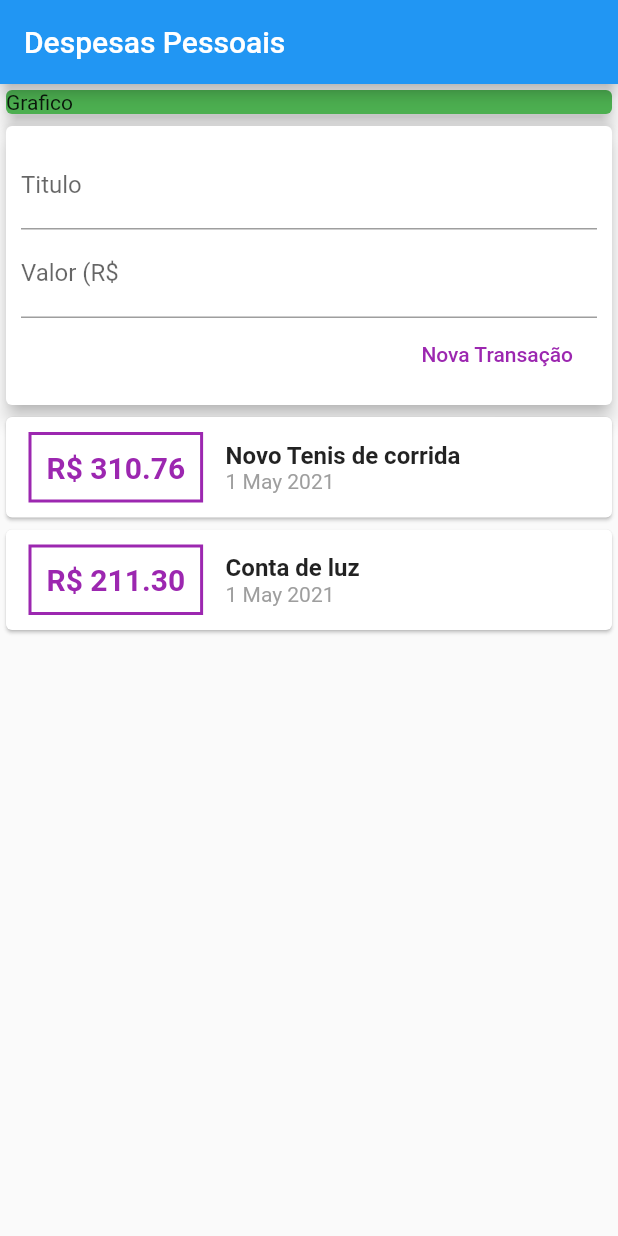
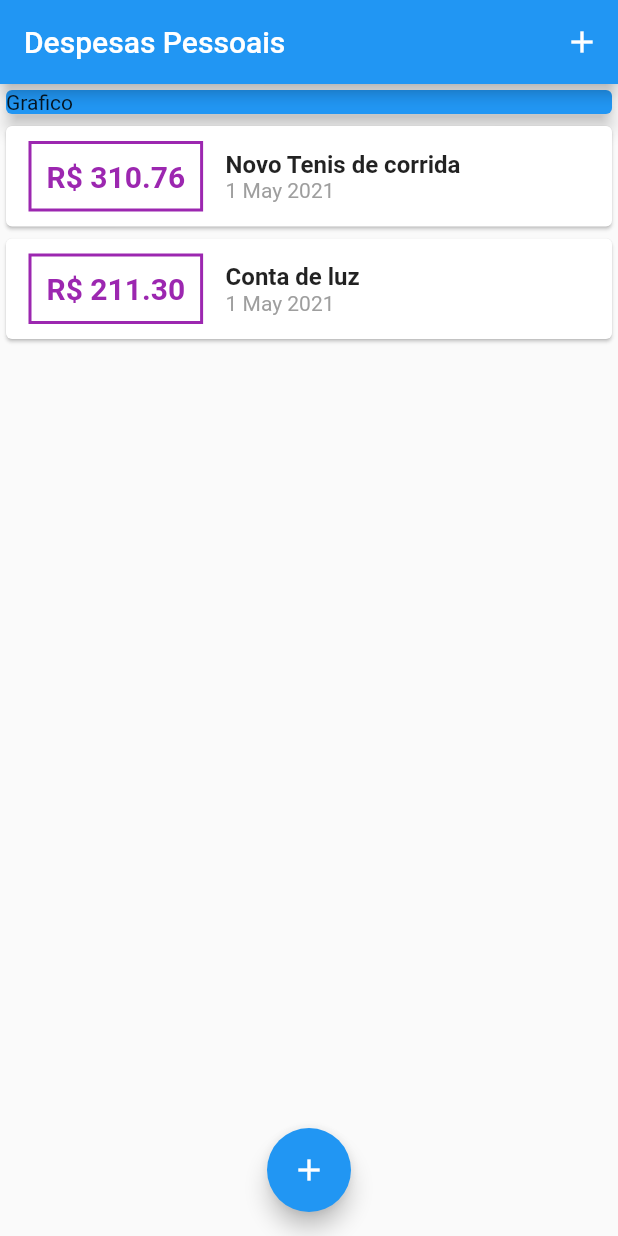
Before and after one commit to elizeurjr/MyExpenses, a Flutter app: the screen it shows after launch, on a phone screen of 412 x 824 dp. Run offline on Flutter 3.47's test engine with Material 2 defaults, Android fonts, the phone set to English and light mode, and no system bars.

Commit message:
continuing the refactoring of the main

```diff
--- a/lib/components/transaction_user.dart
+++ /dev/null
@@ -1,50 +0,0 @@
-import 'dart:math';
-
-import 'package:flutter/material.dart';
-import 'transaction_list.dart';
-import 'transaction_form.dart';
-import '../models/transaction.dart';
-
-class TransactionUser extends StatefulWidget {
-  @override
-  _TransactionUserState createState() => _TransactionUserState();
-}
-
-class _TransactionUserState extends State<TransactionUser> {
-  final _transactions = [
-    Transaction(
-      id: 't1',
-      title: 'Novo Tenis de corrida',
-      value: 310.76,
-      date: DateTime.now(),
-    ),
-    Transaction(
-      id: 't2',
-      title: 'Conta de luz',
-      value: 211.30,
-      date: DateTime.now(),
-    ),
-  ];
-
-  _addTransaction(String title, double value) {
-    final newTransaction = Transaction(
-        id: Random().nextDouble().toString(),
-        title: title,
-        value: value,
-        date: DateTime.now());
-
-    setState(() {
-      _transactions.add(newTransaction);
-    });
-  }
-
-  @override
-  Widget build(BuildContext context) {
-    return Column(
-      children: <Widget>[
-        TransactionForm(_addTransaction),
-        TransactionList(_transactions),
-      ],
-    );
-  }
-}
--- a/lib/main.dart
+++ b/lib/main.dart
@@ -1,38 +1,96 @@
+import 'package:expenses/components/transaction_form.dart';
 import 'package:flutter/material.dart';
-import 'components/transaction_user.dart';
+import 'dart:math';
+import './components/transaction_form.dart';
+import './components/transaction_list.dart';
+import 'models/transaction.dart';
 
 main() => runApp(ExpensesApp());
 
 class ExpensesApp extends StatelessWidget {
   @override
   Widget build(BuildContext context) {
-    return MaterialApp(home: MyHomePage());
+    return MaterialApp(
+      home: MyHomePage(),
+    );
   }
 }
 
-class MyHomePage extends StatelessWidget {
+class MyHomePage extends StatefulWidget {
+  @override
+  _MyHomePageState createState() => _MyHomePageState();
+}
+
+class _MyHomePageState extends State<MyHomePage> {
+  final _transactions = [
+    Transaction(
+      id: 't1',
+      title: 'Novo Tenis de corrida',
+      value: 310.76,
+      date: DateTime.now(),
+    ),
+    Transaction(
+      id: 't2',
+      title: 'Conta de luz',
+      value: 211.30,
+      date: DateTime.now(),
+    ),
+  ];
+
+  _addTransaction(String title, double value) {
+    final newTransaction = Transaction(
+      id: Random().nextDouble().toString(),
+      title: title,
+      value: value,
+      date: DateTime.now(),
+    );
+
+    setState(() {
+      _transactions.add(newTransaction);
+    });
+  }
+
+  _openTransactionFormModal(BuildContext context) {
+    showModalBottomSheet(
+      context: context,
+      builder: (_) {
+        return TransactionForm(_addTransaction);
+      },
+    );
+  }
+
   @override
   Widget build(BuildContext context) {
     return Scaffold(
       appBar: AppBar(
         title: Text('Despesas Pessoais'),
+        actions: <Widget>[
+          IconButton(
+            icon: Icon(Icons.add),
+            onPressed: () => _openTransactionFormModal(context),
+          )
+        ],
       ),
       body: SingleChildScrollView(
         child: Column(
           crossAxisAlignment: CrossAxisAlignment.stretch,
           children: <Widget>[
             Container(
-              width: double.infinity,
               child: Card(
-                color: Colors.green,
+                color: Colors.blue,
                 child: Text('Grafico'),
                 elevation: 5,
               ),
             ),
-            TransactionUser(),
+            TransactionList(_transactions),
           ],
         ),
       ),
+      floatingActionButton: FloatingActionButton(
+        child: Icon(Icons.add),
+        onPressed: () => _openTransactionFormModal(context),
+      ),
+      floatingActionButtonLocation: FloatingActionButtonLocation.centerFloat,
     );
   }
 }
```
